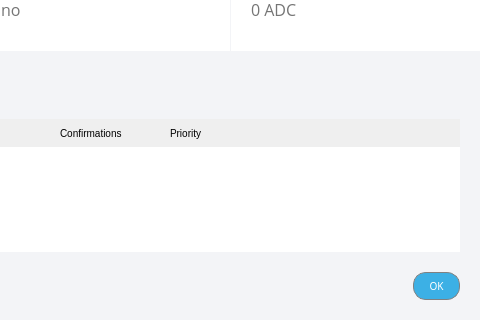
First picture: the form in src/qt/forms/coincontroldialog.ui, repository aurovine/AudioCoin, before the edit; both pictures show x 520 to 1000 and y 173 to 493 of the 1000 by 493 pixel window.
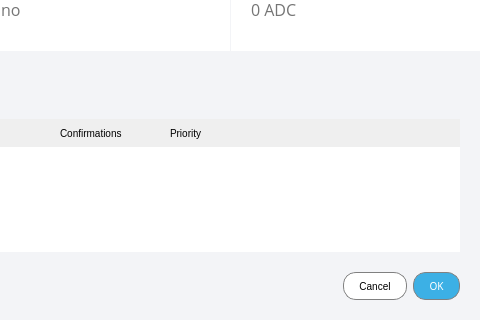
Second picture: the form after the edit. Icons and pictures are not drawn. Custom widgets are drawn as their Qt base class.

Commit message: adds cancel button to coincontroldialog and accepts on enter instead of escape

Patch:
```diff
--- a/src/qt/forms/coincontroldialog.ui
+++ b/src/qt/forms/coincontroldialog.ui
@@ -887,6 +887,13 @@
         </property>
        </spacer>
       </item>
+      <item>
+       <widget class="QPushButton" name="cancelButton">
+        <property name="text">
+         <string>Cancel</string>
+        </property>
+       </widget>
+      </item>
       <item>
        <widget class="QPushButton" name="confirmButton">
         <property name="font">
```
The commit also changes 2 other files.
